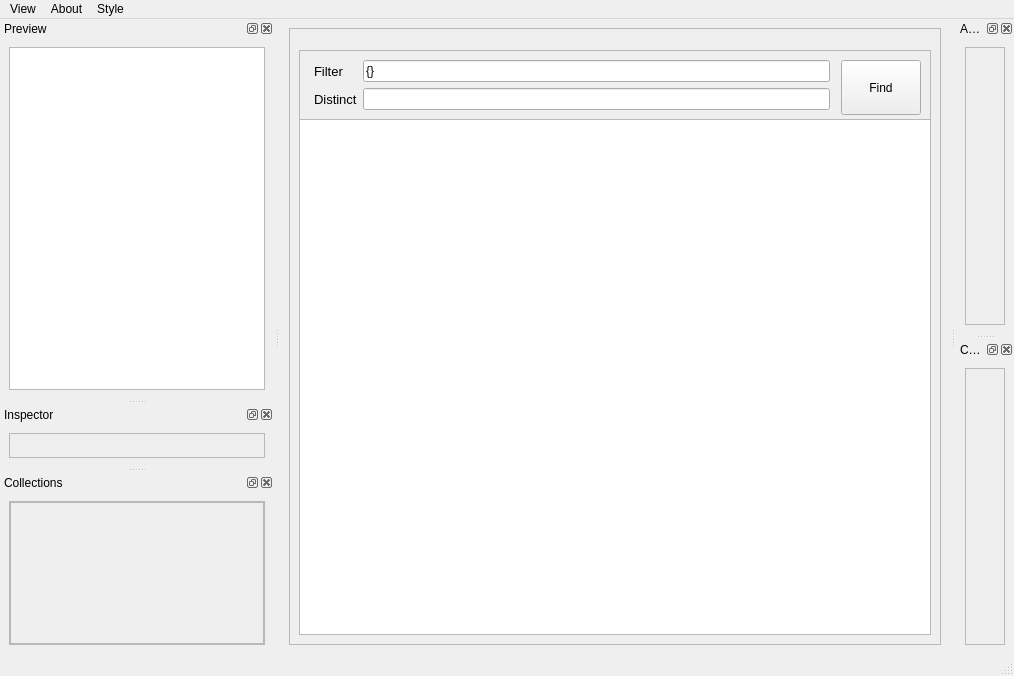
First picture: the form in main.ui, repository compix/MetadataManager, before the edit.
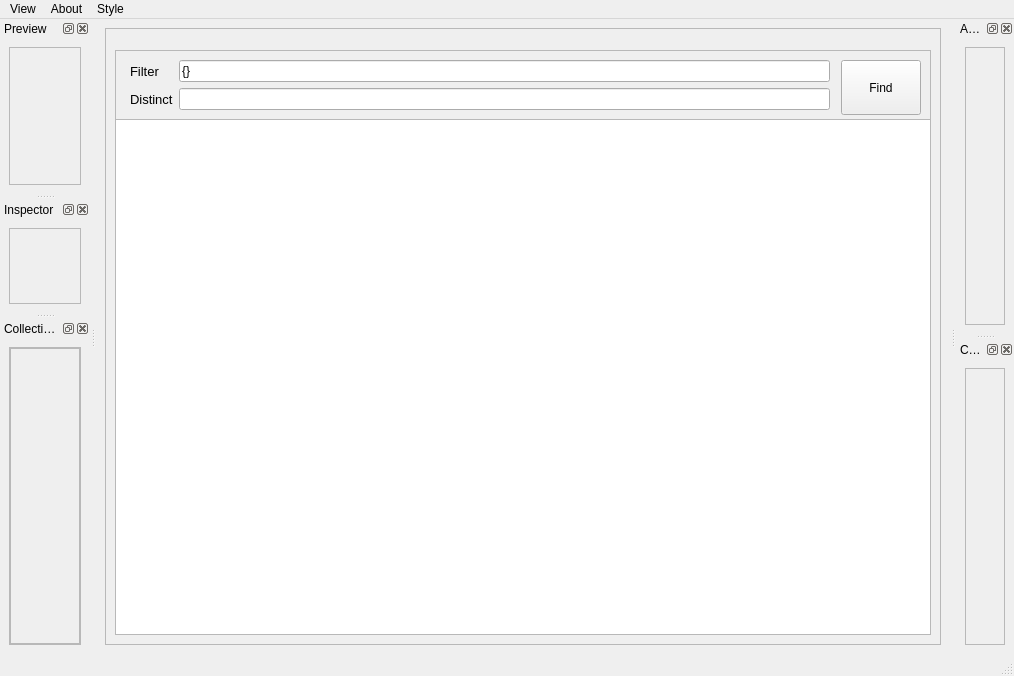
Second picture: the form after the edit.

Commit message: preview with zoom, table model col count fix

Patch:
```diff
--- a/main.ui
+++ b/main.ui
@@ -183,16 +183,17 @@
    <attribute name="dockWidgetArea">
     <number>1</number>
    </attribute>
-   <widget class="QWidget" name="dockWidgetContents_9">
+   <widget class="QWidget" name="previewContents">
     <layout class="QVBoxLayout" name="verticalLayout_2">
      <item>
-      <widget class="QGraphicsView" name="preview">
-       <property name="sizeAdjustPolicy">
-        <enum>QAbstractScrollArea::AdjustIgnored</enum>
+      <widget class="QFrame" name="previewFrame">
+       <property name="frameShape">
+        <enum>QFrame::StyledPanel</enum>
        </property>
-       <property name="dragMode">
-        <enum>QGraphicsView::ScrollHandDrag</enum>
+       <property name="frameShadow">
+        <enum>QFrame::Raised</enum>
        </property>
+       <layout class="QVBoxLayout" name="layout"/>
       </widget>
      </item>
     </layout>
@@ -313,7 +314,7 @@
             <rect>
              <x>0</x>
              <y>0</y>
-             <width>252</width>
+             <width>69</width>
              <height>135</height>
             </rect>
            </property>
```
Left out of the diff: 1 changed line with no effect on the pictures. The commit also changes 2 other files.
